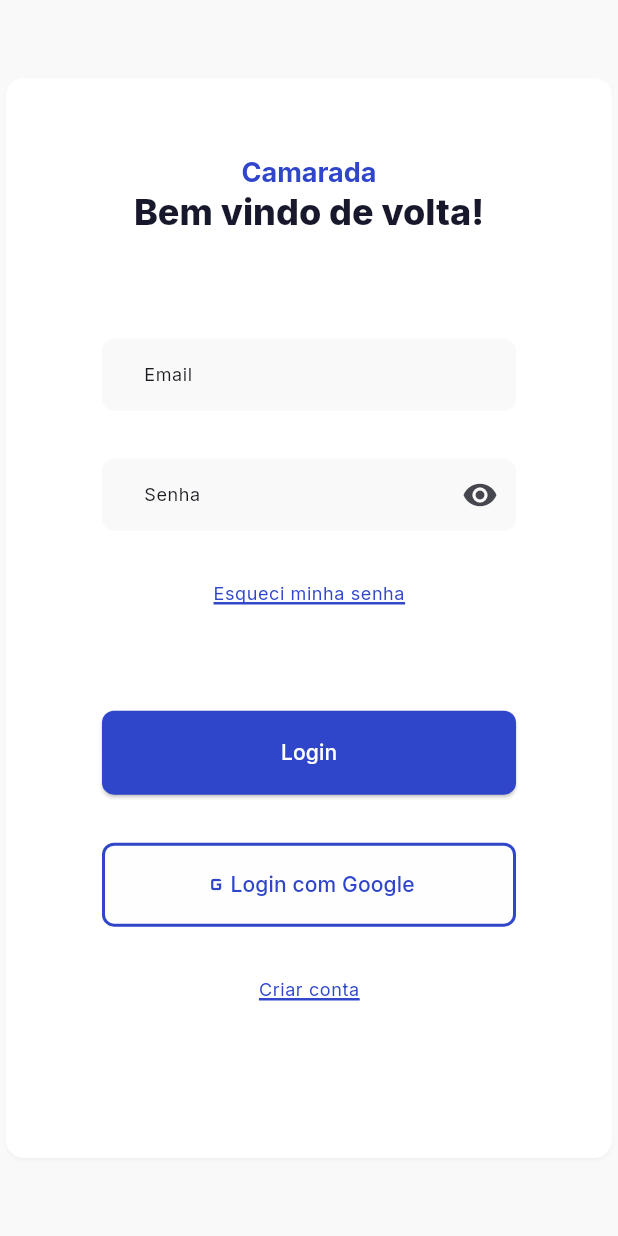
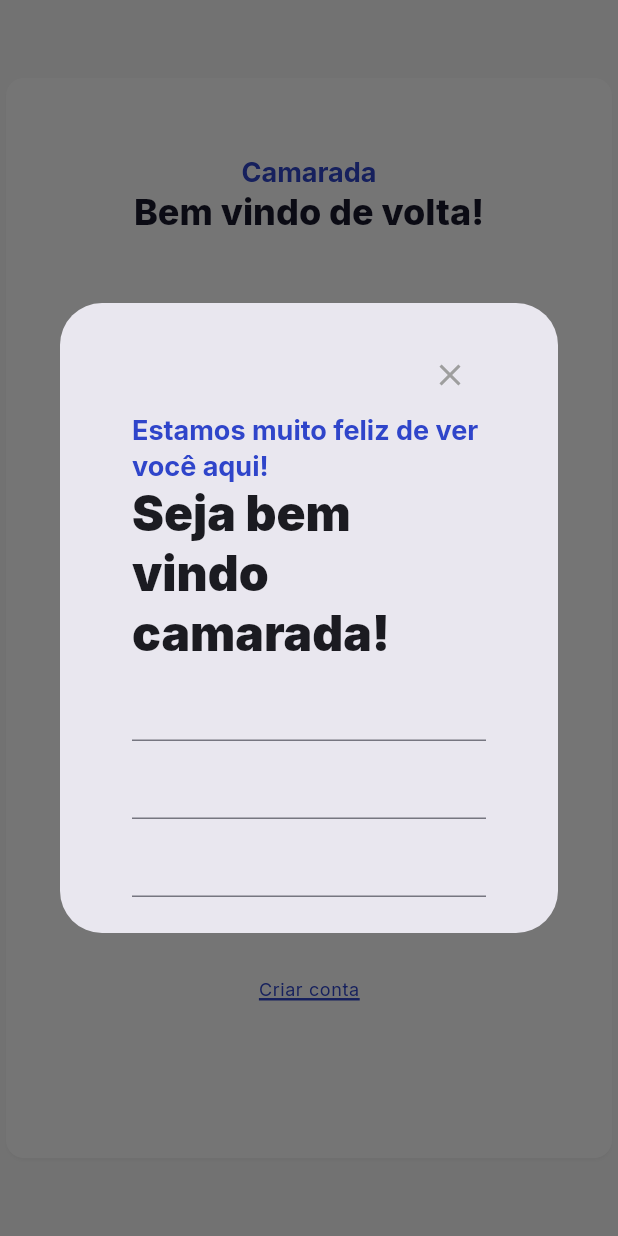
Before and after one commit to is-suzart/bazar_popular, a Flutter app: the LoginForm widget shown alone on an empty page, opened directly, after a tap on "Criar conta", on a phone screen of 412 x 824 dp. Run offline on Flutter 3.47's test engine with Material 3 defaults, Android fonts, the phone set to English and light mode, and no system bars; our stand-ins replace flutter_layout_grid, go_router, google_fonts; missing offline and left inert: flutter_adaptive_scaffold.

Commit message:
Pequeno avanço

```diff
--- a/lib/pages/login.dart
+++ b/lib/pages/login.dart
@@ -115,7 +115,7 @@ class LoginInfos extends StatelessWidget {
     if (screenType == 'desktop') {
       return MediaQuery.of(context).size.width / 3.9;
     } else {
-      return MediaQuery.of(context).size.width * 0.8;
+      return MediaQuery.of(context).size.width * 0.6;
     }
   }
 
@@ -191,7 +191,18 @@ class _LoginFormState extends State<LoginForm> {
       context.go("/");
     }
   }
-
+  void _openModalSignUp() {
+    showDialog(context: context,
+    builder: (context) {
+      return SimpleDialog(
+        contentPadding: const EdgeInsets.symmetric(horizontal: 48,vertical: 24),
+        children: [
+          Align( alignment: Alignment.topRight, child: IconButton( icon: const Icon(Icons.close, color: Colors.grey), onPressed: () { Navigator.pop(context); }, ), ),
+          const SignUp()
+        ],
+      );
+    });
+  }
   void _openModalForgotPassword(){
     //showModalBottomSheet(context: context, builder: (ctx) => Text("oi!"));
     showDialog(context: context,
@@ -199,7 +210,7 @@ class _LoginFormState extends State<LoginForm> {
       return SimpleDialog(
         contentPadding: const EdgeInsets.symmetric(horizontal: 16,vertical: 8),
         children: [
-          Align( alignment: Alignment.topRight, child: IconButton( icon: Icon(Icons.close, color: Colors.grey), onPressed: () { Navigator.pop(context); }, ), ),
+          Align( alignment: Alignment.topRight, child: IconButton( icon: const Icon(Icons.close, color: Colors.grey), onPressed: () { Navigator.pop(context); }, ), ),
           Container(
             padding: const EdgeInsets.symmetric(vertical: 36,horizontal: 48),
             child: Column(
@@ -237,7 +248,7 @@ class _LoginFormState extends State<LoginForm> {
           ),
           ),
 
-          ElevatedButton(onPressed: (){}, child: Center(child: Text("Recuperar senha")),style: buttonStyles['primary'],)
+          ElevatedButton(onPressed: (){},style: buttonStyles['primary'], child: Center(child: Text("Recuperar senha")),)
         ],
       ),
           )
@@ -376,7 +387,7 @@ class _LoginFormState extends State<LoginForm> {
                       margin: const EdgeInsets.only(bottom: 36),
                       child: TextButton(
                           style: buttonStyles['textButton'],
-                          onPressed: togglePasswordVisibility,
+                          onPressed: _openModalSignUp,
                           child: Text("Criar conta",
                               style: Theme.of(context)
                                   .textTheme
@@ -433,3 +444,31 @@ class HeaderLogin extends StatelessWidget {
     );
   }
 }
+
+
+class SignUp extends StatefulWidget {
+  const SignUp({super.key});
+
+  @override
+  State<SignUp> createState() => _SignUpState();
+}
+
+class _SignUpState extends State<SignUp> {
+  @override
+  Widget build(BuildContext context) {
+    // TODO: implement build
+    return Stack(children: [
+      Container(
+        child: Column(
+          children: [
+            Text("Estamos muito feliz de ver você aqui!",style: Theme.of(context).textTheme.headlineSmall!.copyWith(color: primaryColor),),
+            Text("Seja bem vindo camarada!",style: Theme.of(context).textTheme.headlineLarge,),
+            TextField(),
+            TextField(),
+            TextField(),
+          ],
+        ),
+      )
+    ]);
+  }
+}
```
